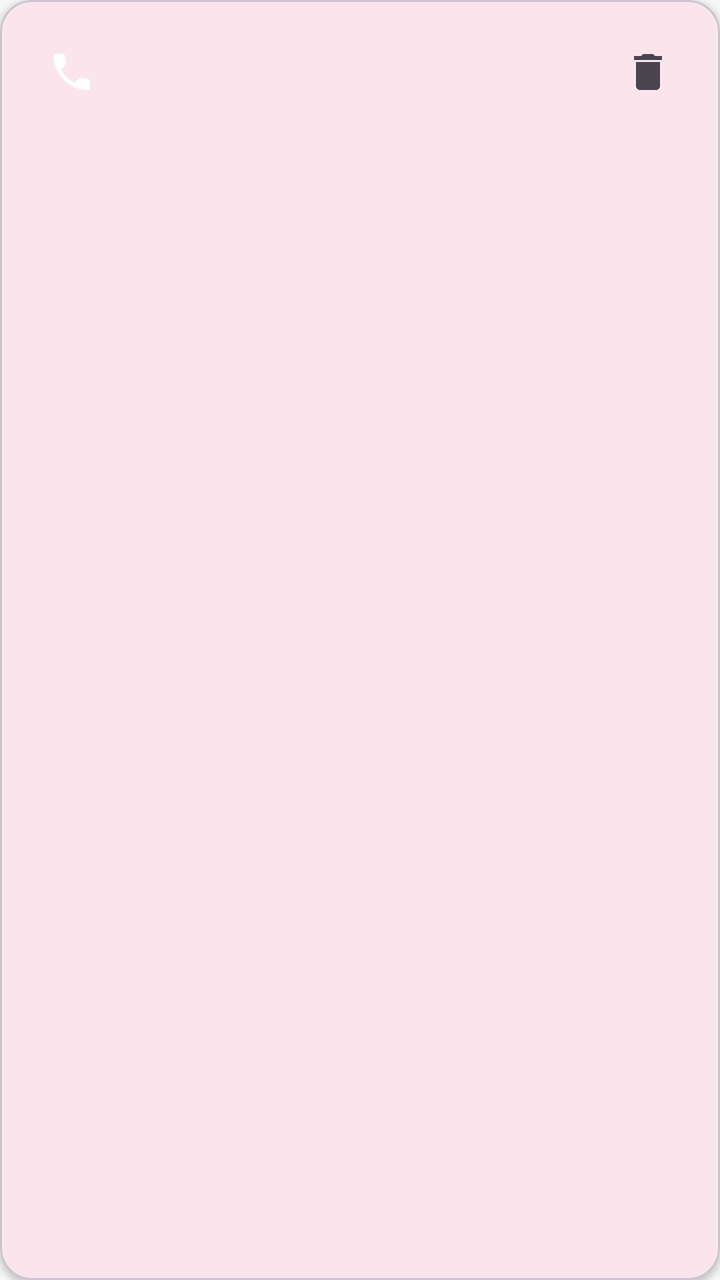
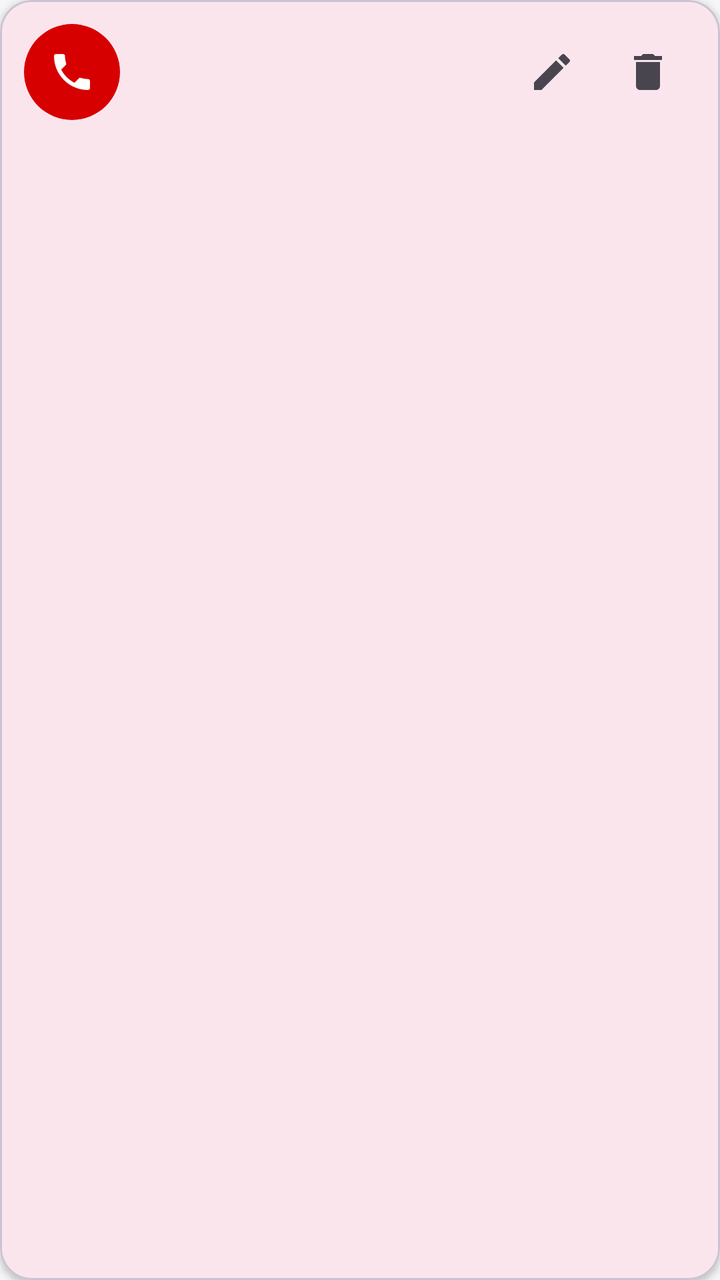

The first picture is an Android layout as it rendered before a commit; the second is the same layout after the commit. The layout source and the unified diff follow.
<!-- AndroidManifest.xml: application theme Theme.FirstAidHero1 -->
<!-- res/layout/item_contact.xml -->
<?xml version="1.0" encoding="utf-8"?>
<com.google.android.material.card.MaterialCardView
    xmlns:android="http://schemas.android.com/apk/res/android"
    xmlns:app="http://schemas.android.com/apk/res-auto"
    android:layout_width="match_parent"
    android:layout_height="wrap_content"
    android:layout_margin="8dp"
    android:clickable="true"
    android:focusable="true"
    app:cardCornerRadius="16dp"
    app:cardElevation="2dp">

    <LinearLayout
        android:layout_width="match_parent"
        android:layout_height="wrap_content"
        android:gravity="center_vertical"
        android:orientation="horizontal"
        android:padding="12dp">

        <ImageView
            android:layout_width="48dp"
            android:layout_height="48dp"

            android:contentDescription="@null"
            android:padding="12dp"
            android:src="@drawable/ic_call" />

        <LinearLayout
            android:layout_width="0dp"
            android:layout_height="wrap_content"
            android:layout_marginStart="12dp"
            android:layout_marginEnd="12dp"
            android:layout_weight="1"
            android:orientation="vertical">

            <TextView
                android:id="@+id/contactName"
                android:layout_width="match_parent"
                android:layout_height="wrap_content"
                android:textColor="?attr/colorOnSurface"
                android:textSize="18sp"
                android:textStyle="bold" />

            <TextView
                android:id="@+id/contactPhone"
                android:layout_width="match_parent"
                android:layout_height="wrap_content"
                android:layout_marginTop="2dp"
                android:textAlignment="viewStart"
                android:textColor="?attr/colorOnSurfaceVariant"
                android:textDirection="ltr"
                android:textSize="16sp" />
        </LinearLayout>

        <ImageButton
            android:id="@+id/contactDelete"
            android:layout_width="48dp"
            android:layout_height="48dp"
            android:background="?attr/selectableItemBackgroundBorderless"
            android:contentDescription="@string/delete"
            android:src="@drawable/ic_delete" />
    </LinearLayout>
</com.google.android.material.card.MaterialCardView>
<!-- resources referenced by this layout -->
<resources>
  <!-- drawable ic_call (drawable) -->
  <vector xmlns:android="http://schemas.android.com/apk/res/android"
      android:width="24dp"
      android:height="24dp"
      android:viewportWidth="24"
      android:viewportHeight="24">
      <path
          android:fillColor="#FFFFFFFF"
          android:pathData="M6.62,10.79c1.44,2.83 3.76,5.14 6.59,6.59l2.2,-2.2c0.27,-0.27 0.67,-0.36 1.02,-0.24 1.12,0.37 2.33,0.57 3.57,0.57 0.55,0 1,0.45 1,1V20c0,0.55 -0.45,1 -1,1 -9.39,0 -17,-7.61 -17,-17 0,-0.55 0.45,-1 1,-1h3.5c0.55,0 1,0.45 1,1 0,1.25 0.2,2.45 0.57,3.57 0.11,0.35 0.03,0.74 -0.25,1.02l-2.2,2.2z" />
  </vector>
  <!-- drawable ic_delete (drawable) -->
  <vector xmlns:android="http://schemas.android.com/apk/res/android"
      android:width="24dp"
      android:height="24dp"
      android:viewportWidth="24"
      android:viewportHeight="24"
      android:tint="?attr/colorControlNormal">
      <path
          android:fillColor="#FF000000"
          android:pathData="M6,19c0,1.1 0.9,2 2,2h8c1.1,0 2,-0.9 2,-2V7H6v12zM19,4h-3.5l-1,-1h-5l-1,1H5v2h14V4z" />
  </vector>
  <string name="delete">Delete</string>
  <style name="Theme.FirstAidHero1" parent="Base.Theme.FirstAidHero1" />
  <style name="Base.Theme.FirstAidHero1" parent="Theme.Material3.DayNight.NoActionBar">
          <item name="colorPrimary">@color/primary</item>
          <item name="colorOnPrimary">@color/white</item>
          <item name="colorSecondary">@color/accent</item>
          <item name="android:colorBackground">@color/background</item>
          <item name="colorSecondaryContainer">#FFDAD4</item>
          <item name="colorOnSecondaryContainer">#410000</item>
      </style>
  <color name="primary">#D70000</color>
  <color name="white">#FFFFFF</color>
  <color name="accent">#490000</color>
  <color name="background">#F5F7F6</color>
</resources>

<!-- the commit's change to res/layout/item_contact.xml (unified diff, before → after) -->
@@ -20,7 +20,7 @@
         <ImageView
             android:layout_width="48dp"
             android:layout_height="48dp"
-
+            android:background="@drawable/step_number_bg"
             android:contentDescription="@null"
             android:padding="12dp"
             android:src="@drawable/ic_call" />
@@ -29,7 +29,7 @@
             android:layout_width="0dp"
             android:layout_height="wrap_content"
             android:layout_marginStart="12dp"
-            android:layout_marginEnd="12dp"
+            android:layout_marginEnd="4dp"
             android:layout_weight="1"
             android:orientation="vertical">
 
@@ -53,6 +53,14 @@
         </LinearLayout>
 
         <ImageButton
+            android:id="@+id/contactEdit"
+            android:layout_width="48dp"
+            android:layout_height="48dp"
+            android:background="?attr/selectableItemBackgroundBorderless"
+            android:contentDescription="@string/edit"
+            android:src="@drawable/ic_edit" />
+
+        <ImageButton
             android:id="@+id/contactDelete"
             android:layout_width="48dp"
             android:layout_height="48dp"
<!-- resource entries referenced after the edit -->
@@ -21,7 +21,24 @@
           android:fillColor="#FF000000"
           android:pathData="M6,19c0,1.1 0.9,2 2,2h8c1.1,0 2,-0.9 2,-2V7H6v12zM19,4h-3.5l-1,-1h-5l-1,1H5v2h14V4z" />
   </vector>
+  <!-- drawable ic_edit (drawable) -->
+  <vector xmlns:android="http://schemas.android.com/apk/res/android"
+      android:width="24dp"
+      android:height="24dp"
+      android:viewportWidth="24"
+      android:viewportHeight="24"
+      android:tint="?attr/colorControlNormal">
+      <path
+          android:fillColor="#FF000000"
+          android:pathData="M3,17.25V21h3.75L17.81,9.94l-3.75,-3.75L3,17.25zM20.71,7.04c0.39,-0.39 0.39,-1.02 0,-1.41l-2.34,-2.34c-0.39,-0.39 -1.02,-0.39 -1.41,0l-1.83,1.83 3.75,3.75 1.83,-1.83z" />
+  </vector>
+  <!-- drawable step_number_bg (drawable) -->
+  <shape xmlns:android="http://schemas.android.com/apk/res/android"
+      android:shape="oval">
+      <solid android:color="?attr/colorPrimary" />
+  </shape>
   <string name="delete">Delete</string>
+  <string name="edit">Edit</string>
   <style name="Theme.FirstAidHero1" parent="Base.Theme.FirstAidHero1" />
   <style name="Base.Theme.FirstAidHero1" parent="Theme.Material3.DayNight.NoActionBar">
           <item name="colorPrimary">@color/primary</item>
